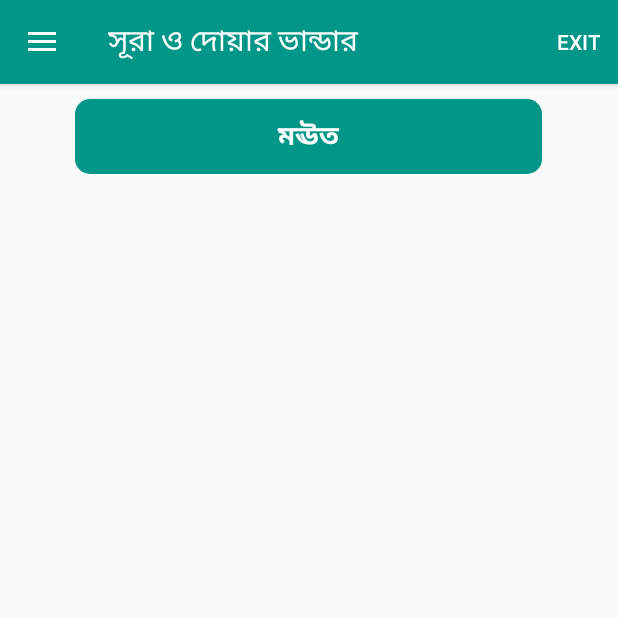
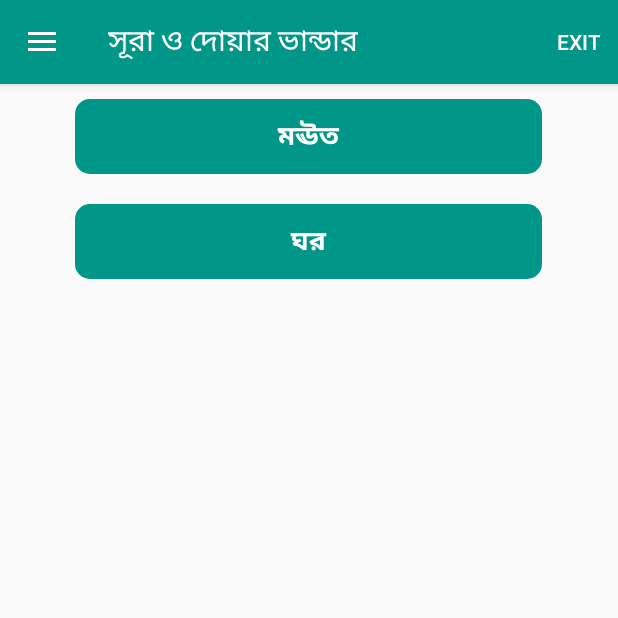
Before and after one commit to EngineerRanaAhmmed/DuaSurah-Rana, an Android app: the screen it shows after launch (MainActivity), in the side drawer, after a tap on "দোয়া সমূহ", on a phone screen of 412 x 824 dp, the top half of it. Run offline under Robolectric (Android 15) with nearby library versions, the phone set to English and light mode, and no system bars.

Commit message:
update content

```diff
--- a/app/src/main/res/values/strings.xml
+++ b/app/src/main/res/values/strings.xml
@@ -334,27 +334,37 @@
     <string-array name="dua_name">
 
         <item>মঊত</item>
+        <item>ঘর</item>
 
     </string-array>
 
 
     <string-array name="dua_details">
 
-        <item>⭕ মুমূর্ষু ব্যক্তির আশে-পাশের লোকেরা বারবারঃ\n\n
+        <item>⭕⭕ মুমূর্ষু ব্যক্তির আশে-পাশের লোকেরা বারবারঃ\n\n
 ⭕ আরবিঃ \n\n
 لا اله الا الله محمد رسول الله
 \n\n ⭕ বাংলা উচ্চারণঃ \n\nলা ইলাহা ইল্লাল্লাহু মুহাম্মাদুর রাসুলুল্লাহ্‌। \n\n
 ⭕ বাংলা অর্থঃ \n\nএকমাত্র আল্লাহ তাআলা ব্যতীত অন্য কোনো মাবুদ নেই এবং মুহাম্মদ সাল্লাল্লাহু আলাইহি ওয়াসাল্লাম আল্লাহ তাআলার রাসুল। \n\n
-⭕ উৎসঃ \n\n(সুনান তিরমিজি, হাদীস নং-৯৭৮, মুসলিম ১ : ৩০০) \n\n ⭕ বিস্তারিতঃ \n\nআবু সালামা ইয়াইইয়া ইবন খালাফ আল- বাসরী (রা:)... আবু সাঈদ খুদরী (সা.) সূত্রে নবী (সা.) থেকে বর্ণিত। তিনি বলেন, তোমাদের মৃত্যুমুখীদের لااله الا الله পড়ে শোনাও। এ বিষয়ে আবু হুরায়রা, উম্মু সালামা, আয়েশা, জাবির ও সুদালমুরীয়া-তালহা ইবন উবাইদুল্লাহ (রা.)- এর স্ত্রী (রা.) থেকে ও হাদীছ বর্ণিত আছে। সুনান তিরমিজি, হাদীস নং-৯৭৮ \n\n\n\n ⭕ ইন্তেকালের পূর্বে পড়ার দুয়াঃ \n\n
+⭕ উৎসঃ \n\n(সুনান তিরমিজি, হাদীস নং-৯৭৮, মুসলিম ১ : ৩০০) \n\n ⭕ বিস্তারিতঃ \n\nআবু সালামা ইয়াইইয়া ইবন খালাফ আল- বাসরী (রা:)... আবু সাঈদ খুদরী (সা.) সূত্রে নবী (সা.) থেকে বর্ণিত। তিনি বলেন, তোমাদের মৃত্যুমুখীদের لااله الا الله পড়ে শোনাও। এ বিষয়ে আবু হুরায়রা, উম্মু সালামা, আয়েশা, জাবির ও সুদালমুরীয়া-তালহা ইবন উবাইদুল্লাহ (রা.)- এর স্ত্রী (রা.) থেকে ও হাদীছ বর্ণিত আছে। সুনান তিরমিজি, হাদীস নং-৯৭৮ \n\n\n\n ⭕⭕ ইন্তেকালের পূর্বে পড়ার দুয়াঃ \n\n
 ⭕ আরবিঃ \n\n
 اللهم اغفرلى وارحمنى والحقنى بالرفيق الاعلى
 \n\n ⭕ বাংলা উচ্চারণঃ \n\nআল্লাহুম্মাগ্‌ ফিরলি ওয়ার হামনি ওয়ায়ার হিকনি বির্‌ রফিকিল আলা \n\n ⭕ বাংলা অর্থঃ \n\nহে আল্লাহ! আপনি আমাকে ক্ষমা করে দিন এবং আমার উপর রহমত ও দয়া বর্ষণ করুন এবং আমাকে রফিকে আলা (নবী ও সালেহগণ)-এর সাথে মিলিত করে দিন। \n\n
-⭕ উৎসঃ \n\n(বুখারী ২: ৬৩৯, মুসলিম ২: ২৮৬) \n\n ⭕ বিস্তারিতঃ \n\n ইন্তেকালের পূর্বে রাসূলুল্লাহ সাল্লাল্লাহু আলাইহি ওয়াসাল্লাম উপরোক্ত দুআটি বারবার পড়েছেন। \n\n\n\n ⭕ রুহ্‌ বের হচ্ছে অনুভব হলে পড়বেঃ \n\n ⭕ আরবিঃ \n\n
+⭕ উৎসঃ \n\n(বুখারী ২: ৬৩৯, মুসলিম ২: ২৮৬) \n\n ⭕ বিস্তারিতঃ \n\nইন্তেকালের পূর্বে রাসূলুল্লাহ সাল্লাল্লাহু আলাইহি ওয়াসাল্লাম উপরোক্ত দুআটি বারবার পড়েছেন। \n\n\n\n ⭕⭕ রুহ্‌ বের হচ্ছে অনুভব হলে পড়বেঃ \n\n ⭕ আরবিঃ \n\n
 اللهم اعنى على غمرات الموت وسكرات الموت
-\n\n ⭕ বাংলা উচ্চারণঃ \n\nআল্লহুম্মা আইন্নি আলা গমারাতিল মাউতি ওয়াসাকারতিল মাউত \n\n ⭕ বাংলা অর্থঃ \n\nহে আল্লাহ! আপনি মৃত্যুর কষ্ট ও মৃত্যুর যন্ত্রণায় আমাকে সাহায্য করুন। \n\n ⭕ উৎসঃ \n\n(তিরমিযী ১: ১৯২) \n\n\n\n ⭕ জানাজাঃ \n\n ⭕ আরবিঃ \n\n لَّهُمَّ اغْفِرْلحَيِّنَاوَمَيِّتِنَا وَشَاهِدِنَا وَغَائِبِنَا وَصَغِيْرِنَا وَكَبِيْرِنَا وَذَكَرِنَا وَاُنْثَا نَا اَللَّهُمَّ مَنْ اَحْيَيْتَهُ مِنَّا فَاَحْيِهِ عَلَى الاِسْلاَمِ وَمَنْ تَوَفَّيْتَهُ مِنَّا فَتَوَفَّهُ عَلَى الاْيمَانِ بِرَحْمَتِكَ يَا ارْحَمَ الرَّاحِمِيْنَ \n\n
+\n\n ⭕ বাংলা উচ্চারণঃ \n\nআল্লহুম্মা আইন্নি আলা গমারাতিল মাউতি ওয়াসাকারতিল মাউত \n\n ⭕ বাংলা অর্থঃ \n\nহে আল্লাহ! আপনি মৃত্যুর কষ্ট ও মৃত্যুর যন্ত্রণায় আমাকে সাহায্য করুন। \n\n ⭕ উৎসঃ \n\n(তিরমিযী ১: ১৯২) \n\n\n\n ⭕⭕ জানাজাঃ \n\n ⭕ আরবিঃ \n\n لَّهُمَّ اغْفِرْلحَيِّنَاوَمَيِّتِنَا وَشَاهِدِنَا وَغَائِبِنَا وَصَغِيْرِنَا وَكَبِيْرِنَا وَذَكَرِنَا وَاُنْثَا نَا اَللَّهُمَّ مَنْ اَحْيَيْتَهُ مِنَّا فَاَحْيِهِ عَلَى الاِسْلاَمِ وَمَنْ تَوَفَّيْتَهُ مِنَّا فَتَوَفَّهُ عَلَى الاْيمَانِ بِرَحْمَتِكَ يَا ارْحَمَ الرَّاحِمِيْنَ \n\n
 ⭕ বাংলা উচ্চারণঃ \n\nআল্লাহুম্মাগ্‌ফিরলি হায়্যিনা ওয়া মায়্যিতিনা ওয়া শাহিদিনা ওয়া গায়িবিনা ওয়া সগীরিনা ওয়া কাবীরিনা ওয়া যাকারিনা ওয়া উনসা-না আল্লাহুম্মা মান আহ্ইয়াইতাহু মিন্না ফাআহ্‌য়িহি আলাল-ইসলাম ওয়ামান তাওয়াফ্‌ফাইতাহু মিন্‌না ফাতাওয়াফফাহু আলাল ঈমান। \n\n ⭕ বাংলা অর্থঃ \n\nহে আল্লাহ! অমুকের ছেলে অমুক (এখানে মৃত ব্যক্তি ও তার পিতার নাম উল্লেখ করবে) আপনার জিম্মায় (হিফাযতে) এবং আপনারই আশ্রয়ের ভরসায় রয়েছে। সুতরাং আপনি তাকে কবরের ফিতনা হতে এবং জাহান্নামের আগুন হতে রক্ষা করুন। আপনি ওয়াদা পূর্ণকারী। হে আল্লাহ! আপনি তাকে মাফ করুন এবং তার উপর মেহেরবানি করুন, নিশ্চয়ই আপনি ক্ষমাকারী ও অত্যন্ত দয়ালু। \n\n ⭕ উৎসঃ \n\n(সুনান তিরমিজি, হাদীস নং-১০২৪, আবু দাউদ ২ : ৪৫৬, সহীহ ইবনে হিব্বান ৭ : ৩৪৩) \n\n ⭕ বিস্তারিতঃ \n\nআলী ইবন হুজর (র.)... আবূ ইবরাহীম আল-আশহালী তার পিতা থেকে বর্ণিত যে, তিনি বলেন, রাসূলুল্লাহ (সা.) সালাতুল জানাযায় এই দুআ পড়তেন:
 হে আল্লাহ আপনি ক্ষমা করুন আমাদের যারা জীবিত, যারা মৃত, যারা উপস্থিত, যারা অনুপস্থিত, যারা ছোট, যারা বড় এবং পুরুষ ও মহিলা সকলকে। ইয়াহইয়াহ বলেন আমাকে আবু সালামা ইবন আব্দুর রহমান হাদীছটি অনুরূপ আবু হুরায়রা (রা.) সূত্রে নবী (সা.) থেকে রিওয়ায়াত করেছেন। তবে এতে আরো বাড়িয়ে বলেছেনঃ \n\nহে আল্লাহ! আমাদের মাঝে যাদের জীবিত রেখেছেন তাদেরকে ইসলামের উপর যিন্দা রাখুন। আর যাদেরকে মৃত্যু দিয়েছেন তাদেরকে ঈমানের উপর মৃত্যু দান করুন। এই বিষয়ে আব্দুর রহমান ইবন আওফ, আয়েশা, আবু কাতাদা জাবির ও আওফ ইবন মালিক (রা.) থেকে ও হাদীছ বর্ণিত আছে। \n\nইমাম আবু ঈসা (র.) বলেন, আবূ ইবরাহীম (র.)-এর পিতা বর্ণিত হাদীছটি হাসান-সহীহ্। \n\nহিশাম আদ-দাসতাওয়াঈ ও আলী ইবনুল মুবারক (র.) এই হাদীছটিকে ইয়াহইয়া ইবন আবী কাছীর-আবূ সালামা ইবন আব্দুর রহমান সূত্রে নবী (সা.) থেকে মুরাসালরূপে বর্ণনা করেছেন। ইকরিমা ইবন আম্মার এটিকে ইয়াহইয়া ইবন রহমান সুত্রে নবী (সা.) থেকে মুরসালরূপে বর্ণনা করেছেন।\n\n
+⭕⭕ কবর যিয়ারতের দুআঃ \n\n ⭕ আরবিঃ \n\n
+السلام عليكم يا اهل القبور ويغفر الله لنا ولكم انتم سلفنا ونحن بالاثر
+\n\n ⭕ বাংলা উচ্চারণঃ \n\nআসসালামু আলাইকুম ইয়া আহলাল কুবুর ইয়াগফিরুল্লাহু লানা ওয়ালাকুম আংতুম সালাফুনা ওয়ানাহ্‌নু বিল আসার। \n\n
+
+⭕ বাংলা অর্থঃ \n\nহে কবরবাসীগণ! আপনাদের প্রতি শান্তি বর্ষিত হোক। আল্লাহ তাআলা আমাদেরকে এবং আপনাদেরকে ক্ষমা করে দিন। আপনারা আমাদের পূর্বে গমনকারী। আমরাও আপনাদের পিছনে পিছনে আসছি। \n\n
+
+⭕ উৎসঃ \n\n (তিরমিযী হাঃ ১০৫৩) \n\n ⭕ বিস্তারিতঃ \n\nআবূ করায়ব (রহঃ)... ইবন আববাস (রা) থেকে বর্ণিত যে, তিনি বলেন, রাসূলুল্লাহ্ (সা) মদীনার কবরস্থানের পাশ দিয়ে যাচ্ছিলেন। তখন এর দিকে ফিরে বললেন:আসসালামু আলাইকুম হে কবরের অধিবাসীগণ, আল্লাহ্ তাআলা আমাদের এবং তোমাদের মাগফিরাত করুন। তোমরা আমাদের পূর্বসূরী আর আমরা তোমাদের পদাংক অনুসারী।
 ‌</item>
+
+        <item>মঊত</item>
 
     </string-array>
 
```
